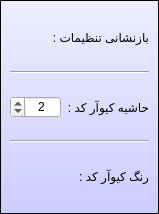
This is formsetting.ui in reza-rezvani2052/Secure-QR-Code as Qt 5 draws it before an edit. The edited form follows.
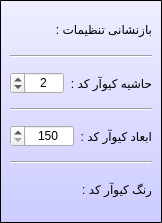
This is the edited form. Icons and pictures are not drawn.

What changed in the file:
```diff
--- a/formsetting.ui
+++ b/formsetting.ui
@@ -6,8 +6,8 @@
    <rect>
     <x>0</x>
     <y>0</y>
-    <width>159</width>
-    <height>214</height>
+    <width>162</width>
+    <height>223</height>
    </rect>
   </property>
   <property name="windowTitle">
@@ -107,6 +107,43 @@
         </item>
        </layout>
       </item>
+      <item>
+       <widget class="Line" name="lineFrameRadius_2">
+        <property name="orientation">
+         <enum>Qt::Horizontal</enum>
+        </property>
+       </widget>
+      </item>
+      <item>
+       <layout class="QHBoxLayout" name="horizontalLayout_2">
+        <item>
+         <widget class="QLabel" name="label_5">
+          <property name="text">
+           <string>ابعاد کیوآر کد :</string>
+          </property>
+         </widget>
+        </item>
+        <item>
+         <widget class="QSpinBox" name="spbQRCodeSize">
+          <property name="toolTip">
+           <string>اندازه کیوآر کد در زمان ذخیره به عنوان عکس</string>
+          </property>
+          <property name="alignment">
+           <set>Qt::AlignCenter</set>
+          </property>
+          <property name="minimum">
+           <number>150</number>
+          </property>
+          <property name="maximum">
+           <number>900</number>
+          </property>
+          <property name="value">
+           <number>150</number>
+          </property>
+         </widget>
+        </item>
+       </layout>
+      </item>
       <item>
        <widget class="Line" name="lineFrameRadius">
         <property name="orientation">
```
Left out of the diff: 4 changed lines with no effect on the pictures.
